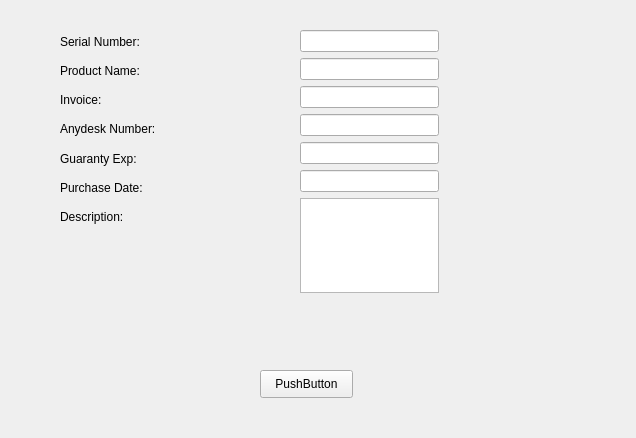
kia-far/QtDBS, file productregister.ui: the form before one commit.
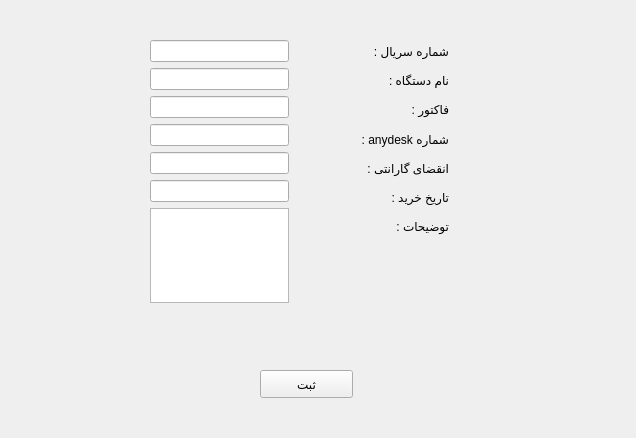
The form after the commit.

The edit to the form file:
```diff
--- a/productregister.ui
+++ b/productregister.ui
@@ -23,14 +23,14 @@
     </rect>
    </property>
    <property name="text">
-    <string>PushButton</string>
+    <string>ثبت</string>
    </property>
   </widget>
   <widget class="QWidget" name="layoutWidget">
    <property name="geometry">
     <rect>
-     <x>300</x>
-     <y>30</y>
+     <x>150</x>
+     <y>40</y>
      <width>139</width>
      <height>263</height>
     </rect>
@@ -62,8 +62,8 @@
   <widget class="QWidget" name="layoutWidget">
    <property name="geometry">
     <rect>
-     <x>60</x>
-     <y>30</y>
+     <x>310</x>
+     <y>40</y>
      <width>139</width>
      <height>198</height>
     </rect>
@@ -72,49 +72,49 @@
     <item>
      <widget class="QLabel" name="label">
       <property name="text">
-       <string>Serial Number:</string>
+       <string>شماره سریال :</string>
       </property>
      </widget>
     </item>
     <item>
      <widget class="QLabel" name="label_2">
       <property name="text">
-       <string>Product Name:</string>
+       <string>نام دستگاه :</string>
       </property>
      </widget>
     </item>
     <item>
      <widget class="QLabel" name="label_3">
       <property name="text">
-       <string>Invoice:</string>
+       <string>فاکتور :</string>
       </property>
      </widget>
     </item>
     <item>
      <widget class="QLabel" name="label_4">
       <property name="text">
-       <string>Anydesk Number:</string>
+       <string>شماره anydesk :</string>
       </property>
      </widget>
     </item>
     <item>
      <widget class="QLabel" name="label_5">
       <property name="text">
-       <string>Guaranty Exp:</string>
+       <string>انقضای گارانتی :</string>
       </property>
      </widget>
     </item>
     <item>
      <widget class="QLabel" name="label_6">
       <property name="text">
-       <string>Purchase Date:</string>
+       <string>تاریخ خرید :</string>
       </property>
      </widget>
     </item>
     <item>
      <widget class="QLabel" name="label_7">
       <property name="text">
-       <string>Description:</string>
+       <string>توضیحات :</string>
       </property>
      </widget>
     </item>
```
